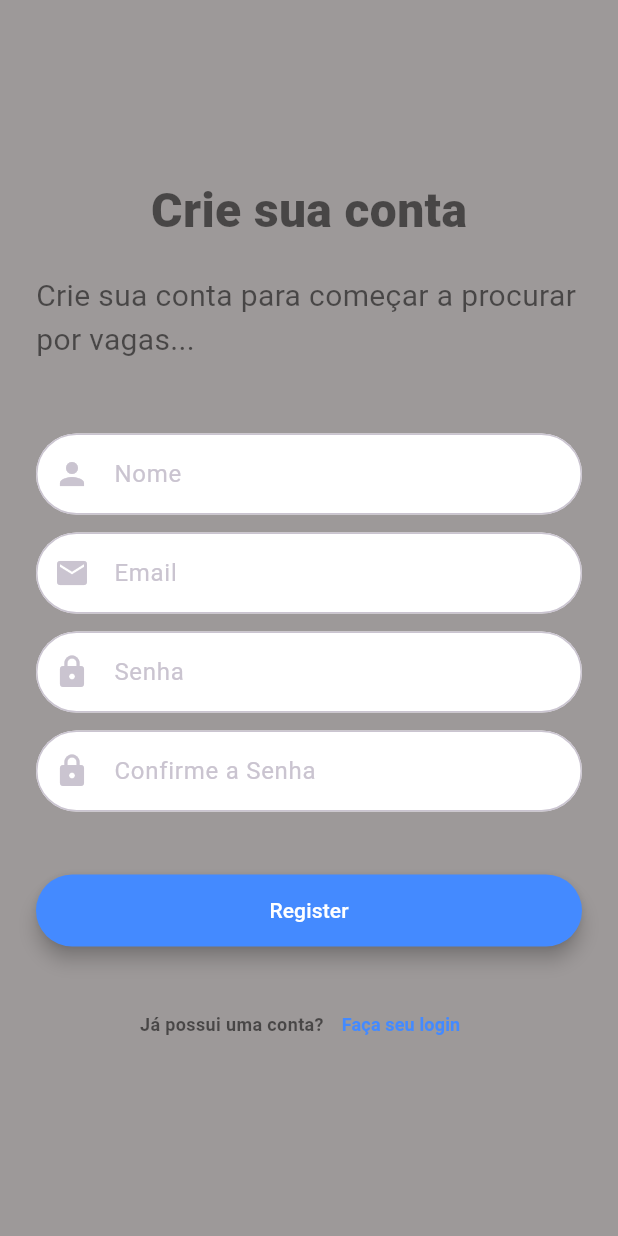
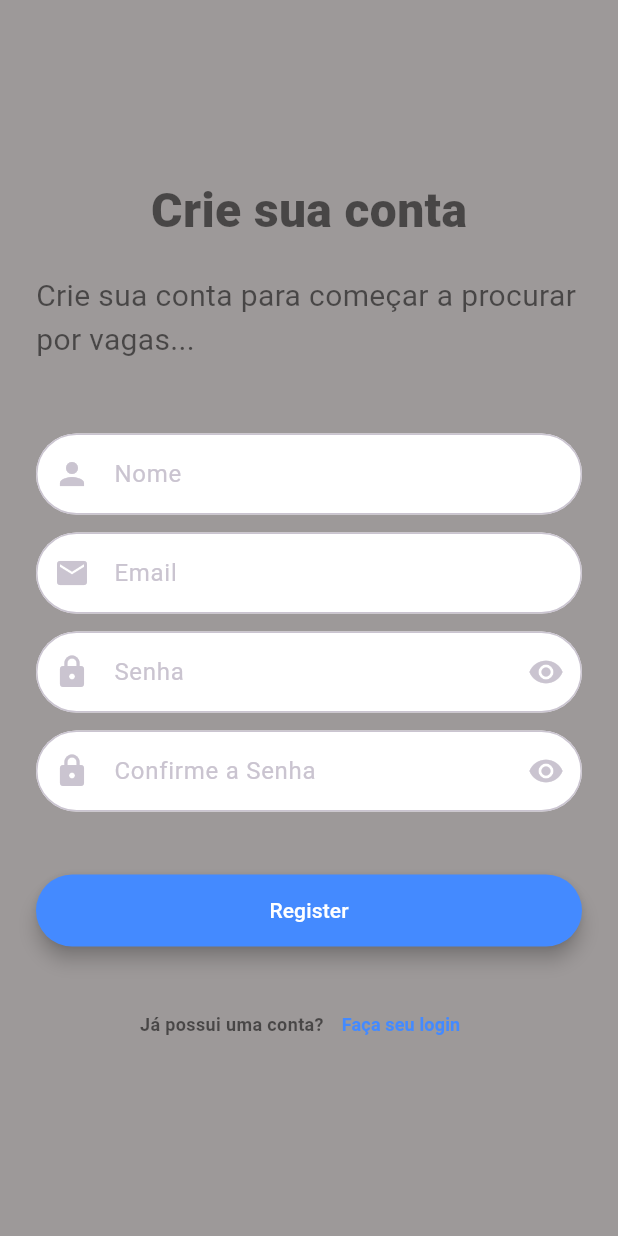
Before and after one commit to matheus-haruki/techjobs_flutter, a Flutter app: the RegistrationScreen screen opened by its route, on a phone screen of 412 x 824 dp. Run offline on Flutter 3.47's test engine with Material 3 defaults, Android fonts, the phone set to English and light mode, and no system bars.

Commit message:
implementação exibir/ocultar senha

```diff
--- a/lib/screens/registration_screen.dart
+++ b/lib/screens/registration_screen.dart
@@ -10,6 +10,9 @@
 }
 
 class _RegistrationScreenState extends State<RegistrationScreen> {
+  bool _obscurePassword = true;
+  bool _obscureConfirmPassword = true;
+
   @override
   Widget build(BuildContext context) {
     return Scaffold(
@@ -62,27 +65,50 @@
               decoration: kTextFieldDecoration.copyWith(hintText: 'Email'),
             ),
             SizedBox(height: 12.0),
+            // ...existing code...
             TextField(
               style: kInputStyle,
-              obscureText: true,
+              obscureText: _obscurePassword,
               onChanged: (value) {
                 //Do something with the user input.
               },
               decoration: kTextFieldDecoration.copyWith(
                 hintText: 'Senha',
                 prefixIcon: Icon(Icons.lock),
+                suffixIcon: IconButton(
+                  icon: Icon(
+                    _obscurePassword ? Icons.visibility : Icons.visibility_off,
+                  ),
+                  onPressed: () {
+                    setState(() {
+                      _obscurePassword = !_obscurePassword;
+                    });
+                  },
+                ),
               ),
             ),
             SizedBox(height: 12.0),
             TextField(
               style: kInputStyle,
-              obscureText: true,
+              obscureText: _obscureConfirmPassword,
               onChanged: (value) {
                 //Do something with the user input.
               },
               decoration: kTextFieldDecoration.copyWith(
                 hintText: 'Confirme a Senha',
                 prefixIcon: Icon(Icons.lock),
+                suffixIcon: IconButton(
+                  icon: Icon(
+                    _obscureConfirmPassword
+                        ? Icons.visibility
+                        : Icons.visibility_off,
+                  ),
+                  onPressed: () {
+                    setState(() {
+                      _obscureConfirmPassword = !_obscureConfirmPassword;
+                    });
+                  },
+                ),
               ),
             ),
             SizedBox(height: 26.0),
```
